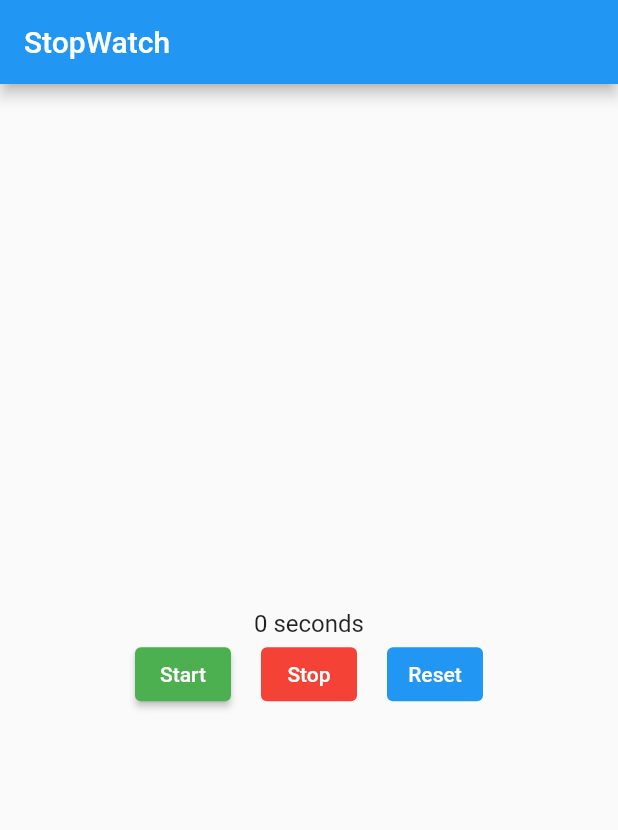
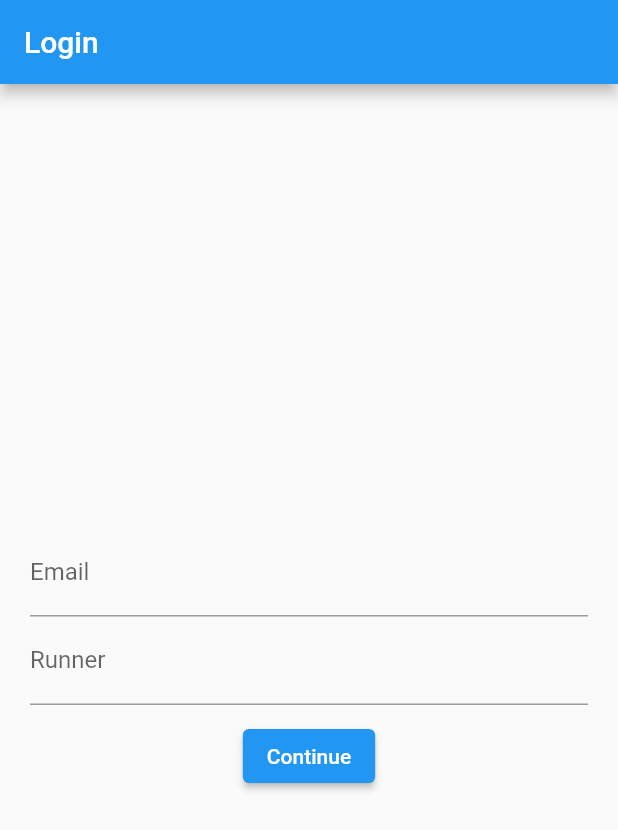
Before and after one commit to RianKenji/Pertemuan3MobProg, a Flutter app: the screen it shows after launch, on a phone screen of 412 x 824 dp. Shown: the top 830 px of the screen. Run offline on Flutter 3.47's test engine with Material 2 defaults, Android fonts, the phone set to English and light mode, and no system bars.

Commit message:
Exit commit

```diff
--- /dev/null
+++ b/lib/login_screen.dart
@@ -0,0 +1,93 @@
+import 'package:flutter/material.dart';
+import 'package:pertemuan3/stopwatch.dart';
+
+class LoginScreen extends StatefulWidget {
+  const LoginScreen ({Key? key}) : super(key: key);
+
+  @override
+  State<LoginScreen> createState() => _LoginScreenState();
+}
+
+class _LoginScreenState extends State<LoginScreen> {
+  final _nameController = TextEditingController();
+  final _emailController = TextEditingController();
+  final _formKey = GlobalKey<FormState>();
+
+  bool loggedIn = false;
+  late String name;
+
+  void _validate(){
+    final form = _formKey.currentState;
+    if(!form!.validate()){
+      return;
+    }
+    final name = _nameController.text;
+    final email = _emailController.text;
+
+    Navigator.of(context).push(
+      MaterialPageRoute(builder: (_) => StopWatch(name:name, email:email)),
+    );
+  }
+
+  @override
+  Widget build(BuildContext context) {
+    return Scaffold(
+    appBar: AppBar(
+    title: Text('Login'),
+    ),
+    body: Center(
+    child : _buildLoginForm(),
+    ),
+    );
+  }
+
+  Widget _buildSuccess(){
+    return Column(
+    mainAxisAlignment: MainAxisAlignment.center,
+    children: <Widget>[
+    Icon(Icons.check, color: Colors.orangeAccent),
+    Text('Hi $name')
+    ],
+    );
+}
+
+Widget _buildLoginForm(){
+    return Form(
+      key: _formKey,
+      child: Padding(
+        padding: const EdgeInsets.all(20.0),
+        child: Column(
+          mainAxisAlignment: MainAxisAlignment.center,
+          children: [
+            TextFormField(
+              controller: _emailController,
+              keyboardType: TextInputType.emailAddress,
+              decoration: InputDecoration(labelText: 'Email'),
+              validator: (text){
+                if (text!.isEmpty){
+                  return 'Enter email';
+                }
+                final regex = RegExp('[^@]+@[^\.]+\..+');
+                if (!regex.hasMatch(text)){
+                  return 'Enter a valid email';
+                }
+                return null;
+              },
+            ),
+            TextFormField(
+              controller: _nameController,
+              decoration: InputDecoration(labelText: 'Runner'),
+              validator: (text) => text!.isEmpty ? 'Enter the runner\'s name' : null,
+            ),
+            SizedBox(height: 10),
+            ElevatedButton(
+                onPressed: _validate,
+                child: Text('Continue')
+            ),
+          ],
+        ),
+      ),
+    );
+}
+
+}
--- a/lib/main.dart
+++ b/lib/main.dart
@@ -1,12 +1,13 @@
 import 'package:flutter/material.dart';
 import 'package:pertemuan3/stopwatch.dart';
+import 'package:pertemuan3/login_screen.dart';
 
 void main() => runApp(StopWatchApp());
 
 class StopWatchApp extends StatelessWidget{
   Widget build (BuildContext context){
     return MaterialApp(
-      home: StopWatch(),
+      home: LoginScreen(),
     );
   }
 }
```
Also changed, not shown: lib/stopwatch.dart (+87 -13 lines).
